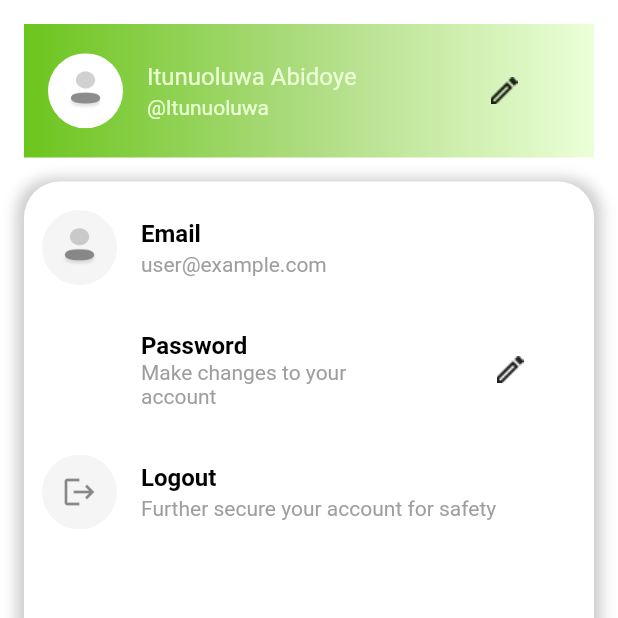
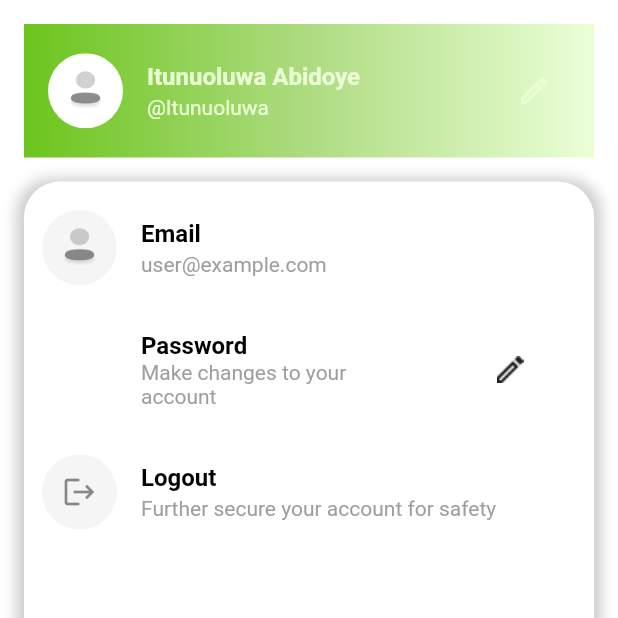
Before and after one commit to Phly101/grabber_app, a Flutter app: the ProfileTab screen opened by its route, on a phone screen of 412 x 824 dp, the top half of it. Run offline on Flutter 3.47's test engine with Material 3 defaults, Android fonts, the light colour scheme and no system bars; our stand-ins replace animated_splash_screen, device_preview, page_transition; missing offline and left inert: bottom_navbar_with_indicator.

Commit message:
add TODO Coments to profile featue

```diff
--- a/lib/UI/Profile/widgets/about_app.dart
+++ b/lib/UI/Profile/widgets/about_app.dart
@@ -1,6 +1,5 @@
 import 'package:flutter/material.dart';
 import 'package:grabber_app/Theme/light_theme.dart';
-
 
 class AboutApp extends StatelessWidget {
   const AboutApp({super.key});
@@ -15,14 +14,14 @@ class AboutApp extends StatelessWidget {
         borderRadius: BorderRadius.circular(24),
         boxShadow: [
           BoxShadow(
-            color: Colors.grey.withOpacity( 0.5),
+            color: Colors.grey.withOpacity(0.5),
             spreadRadius: 5,
             blurRadius: 7,
             offset: const Offset(0, 3),
           ),
         ],
       ),
-      child:  Center(
+      child: Center(
         child: Column(
           mainAxisAlignment: MainAxisAlignment.start,
           crossAxisAlignment: CrossAxisAlignment.start,
@@ -30,20 +29,25 @@ class AboutApp extends StatelessWidget {
             InkWell(
               child: ListTile(
                 title: const Text("About App"),
+                // TODO: Localize "About App" for multi-language support
                 leading: ClipOval(
                   child: Container(
                     color: Colors.grey.shade100,
                     padding: const EdgeInsets.all(12),
                     width: 40,
                     height: 40,
-                  child: const ImageIcon(AssetImage("Assets/Icons/Heart.png"),color: Colors.red ,)
+                    child: const ImageIcon(
+                      AssetImage("Assets/Icons/Heart.png"),
+                      color: Colors.red,
+                    ),
+                    // TODO: Replace static asset with a proper app-related icon
                   ),
                 ),
               ),
               onTap: () {
-
+                // TODO: Navigate to About screen with app info, version, developer details
               },
-          )
+            ),
           ],
         ),
       ),
--- a/lib/UI/Profile/widgets/content.dart
+++ b/lib/UI/Profile/widgets/content.dart
@@ -17,7 +17,7 @@ class ProfileContent extends StatelessWidget {
         borderRadius: BorderRadius.circular(24),
         boxShadow: [
           BoxShadow(
-            color: Colors.grey.withOpacity( 0.5),
+            color: Colors.grey.withOpacity(0.5),
             spreadRadius: 5,
             blurRadius: 7,
             offset: const Offset(0, 3),
@@ -31,6 +31,7 @@ class ProfileContent extends StatelessWidget {
           ProfileItem(
             title: "Email",
             subtitle: "user@example.com",
+            // TODO: Replace with dynamic user email from state management / backend
             leading: ClipOval(
               child: Container(
                 color: Colors.grey.shade100,
@@ -39,18 +40,24 @@ class ProfileContent extends StatelessWidget {
                 height: 50,
                 child: const ImageIcon(
                   AssetImage("Assets/Icons/Profile.png"),
-
+                ),
+                // TODO: Replace static asset with user profile picture
               ),
             ),
-            ),
-            onTap: () {},
+            onTap: () {
+              // TODO: Navigate to email change/update screen
+            },
           ),
           ProfileItem(
             title: "Password",
             subtitle: "Make changes to your account",
-            trailing: MaterialButton(onPressed: () {  },
-            child: const ImageIcon(AssetImage("Assets/Icons/Vector.png"))),
-            leading:ClipOval(
+            trailing: MaterialButton(
+              onPressed: () {
+                // TODO: Implement password reset/change functionality
+              },
+              child: const ImageIcon(AssetImage("Assets/Icons/Vector.png")),
+            ),
+            leading: ClipOval(
               child: Container(
                 color: LightThemeData.surfaceColor,
                 padding: const EdgeInsets.all(12),
@@ -58,9 +65,10 @@ class ProfileContent extends StatelessWidget {
                 height: 50,
               ),
             ),
-            onTap: () {},
+            onTap: () {
+              // TODO: Navigate to password update screen
+            },
           ),
-
           ProfileItem(
             title: "Logout",
             subtitle: "Further secure your account for safety",
@@ -70,10 +78,9 @@ class ProfileContent extends StatelessWidget {
                 padding: const EdgeInsets.all(12),
                 width: 50,
                 height: 50,
-              child: const Icon(Icons.logout)
+                child: const Icon(Icons.logout),
               ),
             ),
-
             onTap: () {
               showDialog(
                 context: context,
--- a/lib/UI/Profile/widgets/profile_header.dart
+++ b/lib/UI/Profile/widgets/profile_header.dart
@@ -11,12 +11,16 @@ class ProfileHeader extends StatelessWidget {
       height: 89,
       decoration: const BoxDecoration(
         gradient: LinearGradient(
-            colors: [LightThemeData.secondaryDarkColor, LightThemeData.secondaryLightColor,LightThemeData.primaryLightColor],
+          colors: [
+            LightThemeData.secondaryDarkColor,
+            LightThemeData.secondaryLightColor,
+            LightThemeData.primaryLightColor,
+          ],
           begin: Alignment.centerLeft,
           end: Alignment.centerRight,
-          )
         ),
-      child:  Center(
+      ),
+      child: Center(
         child: ListTile(
           leading: ClipOval(
             child: Container(
@@ -24,26 +28,41 @@ class ProfileHeader extends StatelessWidget {
               padding: const EdgeInsets.all(12),
               width: 50,
               height: 50,
-              child:  const ImageIcon(
+              // TODO: Replace static AssetImage with a NetworkImage if user has a profile picture
+              child: const ImageIcon(
                 AssetImage("Assets/Icons/Profile.png"),
               ),
             ),
           ),
-          title: const Text("Itunuoluwa Abidoye",
-                      style:  TextStyle(
-                          color: LightThemeData.primaryLightColor
+          title: const Text(
+            "Itunuoluwa Abidoye",
+            // TODO: Replace with dynamic username from state/provider/auth service
+            style: TextStyle(
+              color: LightThemeData.primaryLightColor,
+              fontWeight: FontWeight.bold, // Added bold for better emphasis
             ),
           ),
-          subtitle: const Text("@Itunuoluwa",
+          subtitle: const Text(
+            "@Itunuoluwa",
+            // TODO: Replace with dynamic handle/ID
             style: TextStyle(
-                color: LightThemeData.primaryLightColor
+              color: LightThemeData.primaryLightColor,
             ),
           ),
-          trailing: MaterialButton(onPressed: () {  },
-          child: const ImageIcon(AssetImage("Assets/Icons/Vector.png"))),
+          trailing: MaterialButton(
+            onPressed: () {
+              // TODO: Add navigation to settings/profile editing screen
+            },
+            shape: const CircleBorder(),
+            minWidth: 0,
+            padding: EdgeInsets.zero,
+            child: const ImageIcon(
+              AssetImage("Assets/Icons/Vector.png"),
+              color: LightThemeData.primaryLightColor,
             ),
           ),
-    )
-    ;
+        ),
+      ),
+    );
   }
 }
```
Also changed, not shown: lib/UI/Profile/profile_tab.dart (+8 -4 lines), lib/UI/Profile/widgets/logout_dialog.dart (+12 -7 lines). Lines whose indentation alone changed are shown as unchanged.
